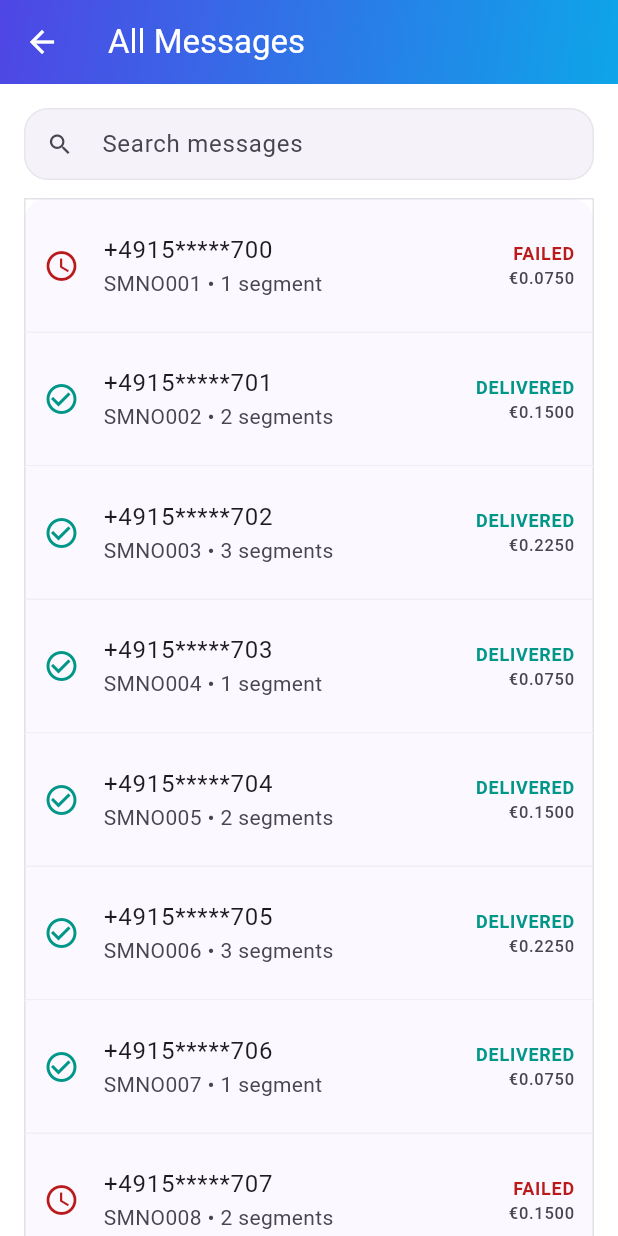
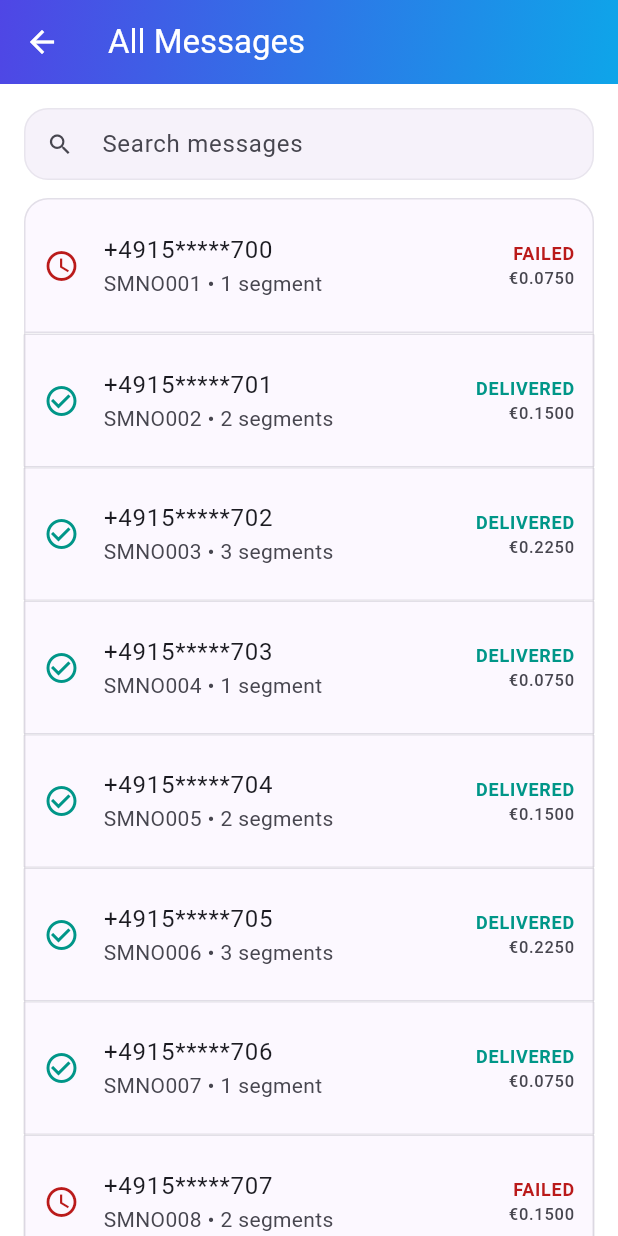
Before and after one commit to goutam2597/sb-flutter-assignment, a Flutter app: the screen it shows after launch, scrolled down 1030 dp, after a tap on "See all messages", on a phone screen of 412 x 824 dp. Run offline on Flutter 3.47's test engine with Material 3 defaults, Android fonts, the phone set to English and light mode, and no system bars; our stand-ins replace flutter_bloc, logger.

Commit message:
fix: borderRadius crash from non-uniform border colors in ListView.builder

```diff
--- a/starter/lib/presentation/widgets/mobile_history_page.dart
+++ b/starter/lib/presentation/widgets/mobile_history_page.dart
@@ -226,26 +226,17 @@ class _MobileHistoryPageState extends State<MobileHistoryPage> {
           final isFirst = itemIndex == 0;
           final isLast = itemIndex == filtered.length - 1;
 
-          return Container(
+          final borderColor = scheme.outlineVariant.withValues(alpha: 0.5);
+
+          return Column(
+            mainAxisSize: MainAxisSize.min,
+            children: [
+              Container(
                 decoration: BoxDecoration(
                   color: scheme.surface,
-              border: Border(
-                left: BorderSide(
-                  color: scheme.outlineVariant.withValues(alpha: 0.5),
-                ),
-                right: BorderSide(
-                  color: scheme.outlineVariant.withValues(alpha: 0.5),
-                ),
-                top: isFirst
-                    ? BorderSide(
-                        color: scheme.outlineVariant.withValues(alpha: 0.5),
-                      )
-                    : BorderSide.none,
-                bottom: BorderSide(
-                  color: isLast
-                      ? scheme.outlineVariant.withValues(alpha: 0.5)
-                      : scheme.outlineVariant.withValues(alpha: 0.2),
-                ),
+                  border: Border.all(
+                    color: borderColor,
+                    width: isFirst || isLast ? 1 : 0,
                   ),
                   borderRadius: isFirst && isLast
                       ? BorderRadius.circular(16)
@@ -255,10 +246,35 @@ class _MobileHistoryPageState extends State<MobileHistoryPage> {
                       ? const BorderRadius.vertical(bottom: Radius.circular(16))
                       : null,
                 ),
-            child: Padding(
+                child: Container(
+                  decoration: !isFirst && !isLast
+                      ? BoxDecoration(
+                          border: Border.symmetric(
+                            vertical: BorderSide(color: borderColor),
+                          ),
+                        )
+                      : null,
                   padding: const EdgeInsets.symmetric(horizontal: 12.0),
-              child: HistoryTile(item: filtered[itemIndex], currency: currency),
+                  child: HistoryTile(
+                    item: filtered[itemIndex],
+                    currency: currency,
                   ),
+                ),
+              ),
+              if (!isLast)
+                Container(
+                  decoration: BoxDecoration(
+                    border: Border.symmetric(
+                      vertical: BorderSide(color: borderColor),
+                    ),
+                  ),
+                  child: Divider(
+                    height: 1,
+                    thickness: 1,
+                    color: borderColor.withValues(alpha: 0.2),
+                  ),
+                ),
+            ],
           );
         },
       ),
```
Lines whose indentation alone changed are shown as unchanged.
